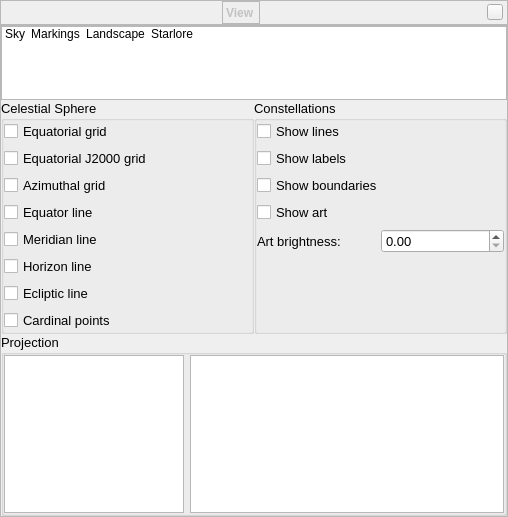
Qt form src/gui/viewDialog.ui (519984307/stellarium_src) before a commit.
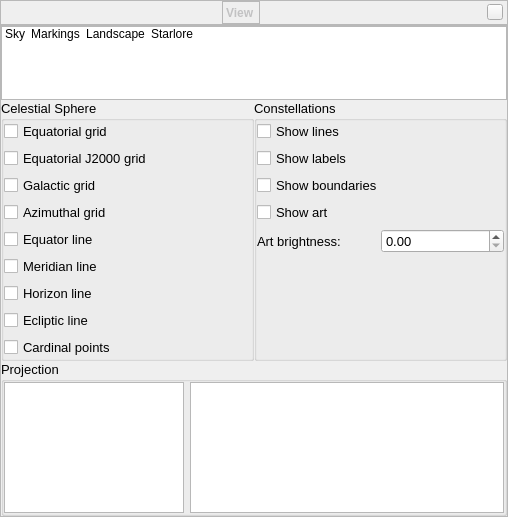
The same form after that commit. The open tabs and pages were chosen to show the change. Icons and pictures are not drawn. Custom widgets are drawn as their Qt base class.

Commit message: Enable galactic grid from GUI

The edit to the form file:
```diff
--- a/src/gui/viewDialog.ui
+++ b/src/gui/viewDialog.ui
@@ -1045,6 +1045,13 @@
                </property>
               </widget>
              </item>
+	     <item>
+	      <widget class="QCheckBox" name="showGalacticGridCheckBox">
+	       <property name="text">
+		<string>Galactic grid</string>
+	       </property>
+	      </widget>
+	     </item>
              <item>
               <widget class="QCheckBox" name="showAzimuthalGridCheckBox">
                <property name="text">
```
The commit also changes 1 other file.
